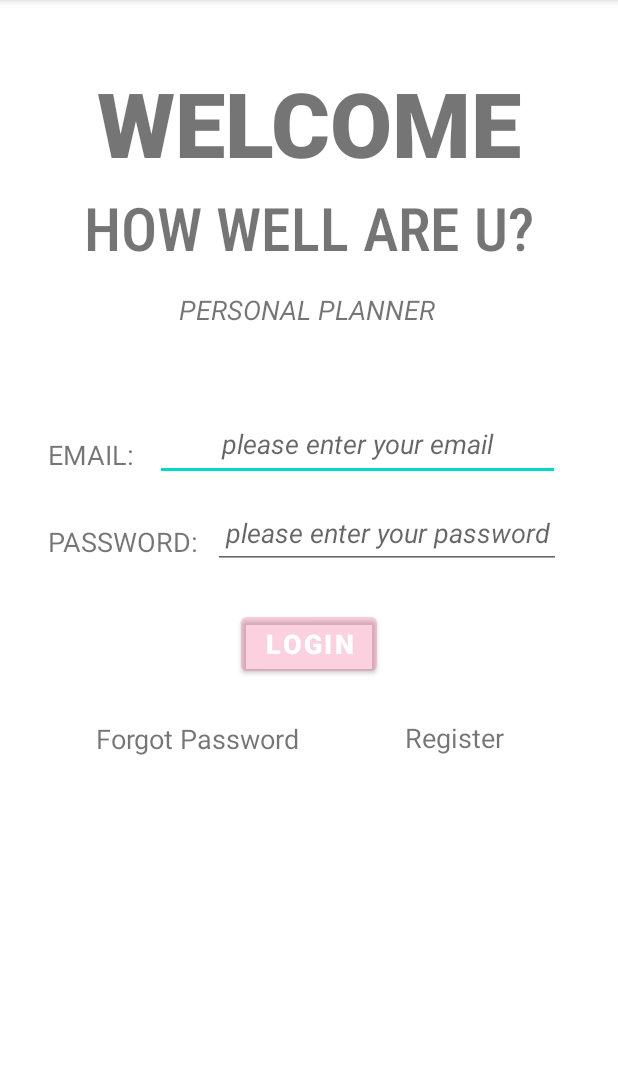
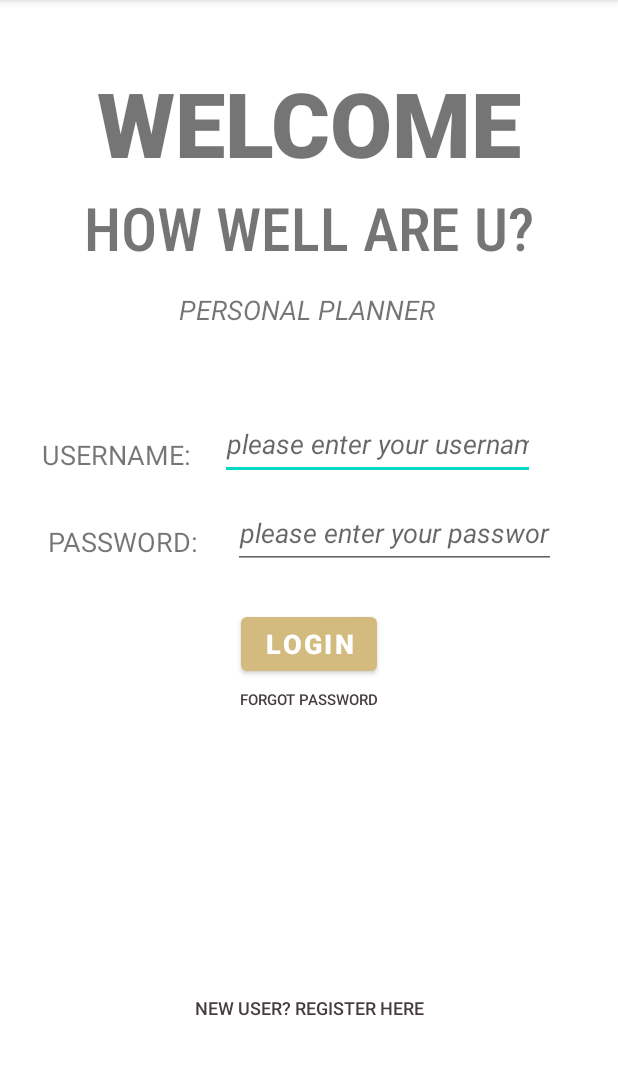
Before and after one commit to Incognito-Five/HWRU, an Android app: the screen it shows after launch (MainActivity), on a phone screen of 412 x 824 dp, the part 84-1159 px from its top. Run offline under Robolectric (Android 15) with nearby library versions, the phone set to English and light mode, and no system bars.

Commit message:
Update LoginPage

```diff
--- a/MyApplication2/app/src/main/java/com/example/myapplication1/Home.java
+++ /dev/null
@@ -1,4 +0,0 @@
-package com.example.myapplication1;
-
-public class Home {
-}
--- a/MyApplication2/app/src/main/java/com/example/myapplication1/MainActivity.java
+++ b/MyApplication2/app/src/main/java/com/example/myapplication1/MainActivity.java
@@ -21,7 +21,7 @@ public class MainActivity extends AppCompatActivity {
         super.onCreate(savedInstanceState);
         setContentView(R.layout.activity_main);
 
-        username = (EditText) findViewById(R.id.txt_email);
+        username = (EditText) findViewById(R.id.txt_username);
         password = (EditText) findViewById(R.id.txt_pw);
         login = (Button) findViewById(R.id.button_login);
         DB =new DatabaseHelper(this);
@@ -38,7 +38,7 @@ public class MainActivity extends AppCompatActivity {
                     Boolean checkuserpw = DB.checkusernamepassword(user, pw);
                     if (checkuserpw){
                         Toast.makeText(MainActivity.this, "Login successful", Toast.LENGTH_SHORT).show();
-                        Intent intent = new Intent(getApplicationContext(), Home.class);
+                        Intent intent = new Intent(getApplicationContext(), Homepage.class);
                         startActivity(intent);
                     }
                     else {
--- a/MyApplication2/app/src/main/res/layout/activity_main.xml
+++ b/MyApplication2/app/src/main/res/layout/activity_main.xml
@@ -55,10 +55,10 @@
         app:layout_constraintVertical_bias="0.261" />
 
     <TextView
-        android:id="@+id/lbl_email"
+        android:id="@+id/lbl_username"
         android:layout_width="wrap_content"
         android:layout_height="wrap_content"
-        android:text="@string/email"
+        android:text="@string/username_"
         android:textSize="18sp"
         android:textStyle="normal"
         app:layout_constraintBottom_toBottomOf="parent"
@@ -76,13 +76,13 @@
         app:layout_constraintGuide_begin="20dp" />
 
     <EditText
-        android:id="@+id/txt_email"
-        android:layout_width="270dp"
-        android:layout_height="49dp"
+        android:id="@+id/txt_username"
+        android:layout_width="210dp"
+        android:layout_height="47dp"
         android:layout_gravity="center_horizontal"
         android:autofillHints=""
         android:ems="10"
-        android:hint="@string/please_enter_your_email"
+        android:hint="@string/please_enter_your_username"
         android:inputType="text|textEmailAddress"
         android:textAlignment="center"
         android:textSize="18sp"
@@ -111,7 +111,7 @@
 
     <EditText
         android:id="@+id/txt_pw"
-        android:layout_width="232dp"
+        android:layout_width="215dp"
         android:layout_height="47dp"
         android:layout_gravity="center_horizontal"
         android:autofillHints=""
@@ -138,7 +138,7 @@
         android:textAlignment="center"
         android:textSize="18sp"
         android:textStyle="bold"
-        app:backgroundTint="#34E91E63"
+        app:backgroundTint="#D3BA7F"
         app:layout_constraintBottom_toBottomOf="parent"
         app:layout_constraintLeft_toLeftOf="parent"
         app:layout_constraintRight_toRightOf="parent"
@@ -147,31 +147,37 @@
         tools:ignore="HardcodedText"
         android:layout_gravity="center_horizontal" />
 
-    <TextView
-        android:id="@+id/txt_forg"
+    <Button
+        android:id="@+id/button_forg"
         android:layout_width="wrap_content"
         android:layout_height="wrap_content"
+        android:textAlignment="center"
         android:text="@string/forgot_password"
-        android:textSize="18sp"
+        android:textSize="10sp"
+        android:textColor="#443C3E"
         app:layout_constraintBottom_toBottomOf="parent"
-        app:layout_constraintHorizontal_bias="0.232"
+        style="?android:borderlessButtonStyle"
         app:layout_constraintLeft_toLeftOf="parent"
         app:layout_constraintRight_toRightOf="parent"
         app:layout_constraintTop_toTopOf="parent"
-        app:layout_constraintVertical_bias="0.646" />
+        app:layout_constraintVertical_bias="0.615"
+        android:layout_gravity="center_horizontal"
+        tools:ignore="HardcodedText"/>
 
-    <TextView
-        android:id="@+id/txt_reg"
+    <Button
+        android:id="@+id/button_reg"
         android:layout_width="wrap_content"
         android:layout_height="wrap_content"
-        android:text="@string/register"
-        android:textSize="18sp"
+        android:text="@string/new_user_register_here"
+        android:textSize="12sp"
+        android:textColor="#443C3E"
+        style="?android:borderlessButtonStyle"
         app:layout_constraintBottom_toBottomOf="parent"
-        app:layout_constraintHorizontal_bias="0.78"
         app:layout_constraintLeft_toLeftOf="parent"
         app:layout_constraintRight_toRightOf="parent"
         app:layout_constraintTop_toTopOf="parent"
-        app:layout_constraintVertical_bias="0.645" />
+        app:layout_constraintVertical_bias="0.900"
+        tools:ignore="SmallSp" />
 
     <ProgressBar
         android:id="@+id/progressBar2"
--- a/MyApplication2/app/src/main/res/values/strings.xml
+++ b/MyApplication2/app/src/main/res/values/strings.xml
@@ -31,5 +31,9 @@
     <string name="menu">Menu</string>
     <string name="navigation_drawer_open">Open navigation drawer</string>
     <string name="navigation_drawer_close">Close navigation drawer</string>
+    <string name="please_enter_your_username">please enter your username</string>
+    <string name="username">USERNAME</string>
+    <string name="username_">USERNAME:</string>
+    <string name="new_user_register_here">New user? Register here</string>
 
 </resources>
```
